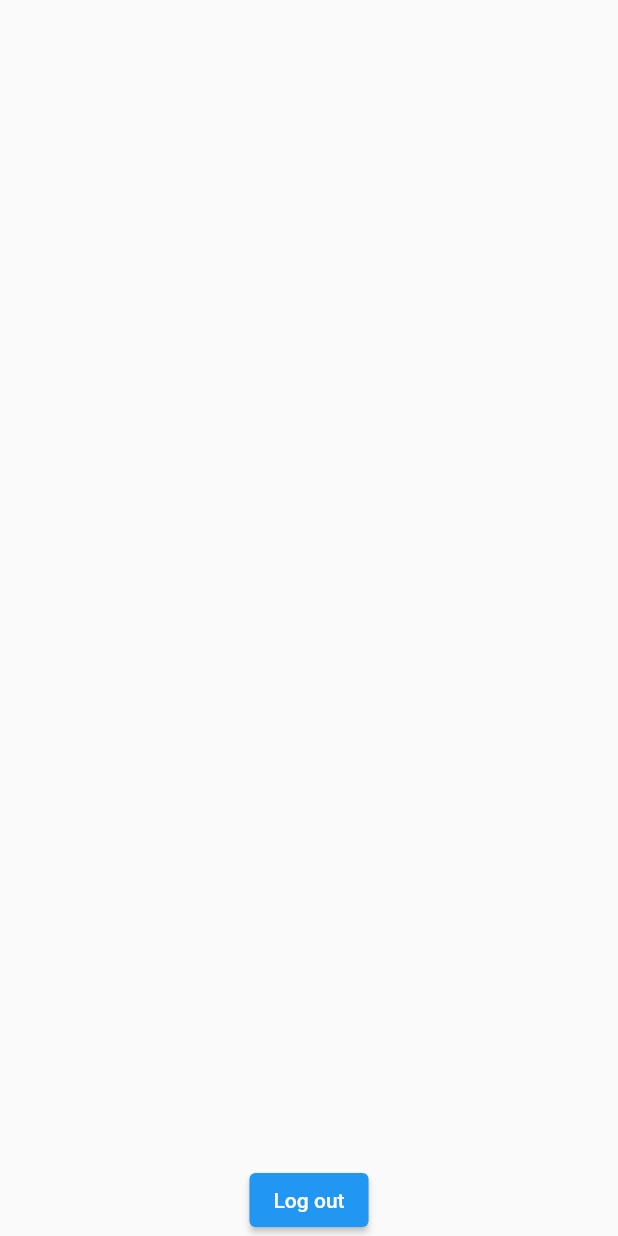
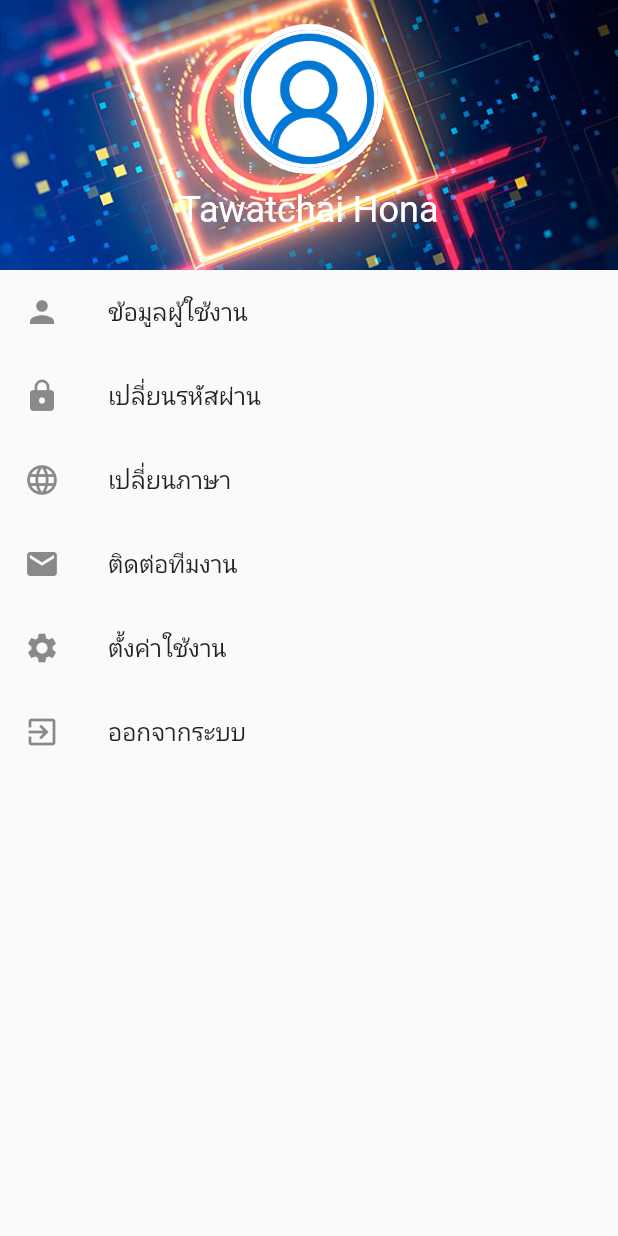
Before and after one commit to tawatchaiaem/hero_service, a Flutter app: the SettingScreen screen opened directly, on a phone screen of 412 x 824 dp. Run offline on Flutter 3.47's test engine with Material 2 defaults, Android fonts, the phone set to English and light mode, and no system bars; our stand-ins replace curved_navigation_bar, fluttertoast, introduction_screen, local_auth, shared_preferences; accounts and stored records are empty.

Commit message:
setting page

```diff
--- a/lib/sceens/bottomnav/setting_screen.dart
+++ b/lib/sceens/bottomnav/setting_screen.dart
@@ -1,3 +1,5 @@
+import 'dart:ui';
+
 import 'package:flutter/material.dart';
 import 'package:shared_preferences/shared_preferences.dart';
 
@@ -12,25 +14,71 @@ class _SettingScreenState extends State<SettingScreen> {
   @override
   Widget build(BuildContext context) {
     return Scaffold(
-      body: Column(
-        mainAxisAlignment: MainAxisAlignment.spaceBetween,
+      body: ListView(
         children: [
-          Container(),
-          ElevatedButton(
-            onPressed: () async {
-              // สร้าง Object แบบ SharedPreferences
-              SharedPreferences sharedPreferences =
-                  await SharedPreferences.getInstance();
-
-              sharedPreferences.setInt('appStep', 3);
-
-              Navigator.pushReplacementNamed(context, '/lockscreen');
-            },
-            child: Text(
-              'Log out',
-              style: TextStyle(color: Colors.white),
+          Container(
+            width: double.infinity,
+            height: 180.0,
+            decoration: BoxDecoration(
+              image: DecorationImage(
+                image: AssetImage("assets/images/bg_account.jpg"),
+                fit: BoxFit.cover,
+              ),
             ),
-          )
+            child: Column(
+              children: [
+                Padding(
+                  padding: const EdgeInsets.only(top: 16.0),
+                  child: CircleAvatar(
+                    radius: 50.0,
+                    backgroundColor: Colors.white,
+                    child: CircleAvatar(
+                      radius: 46.0,
+                      backgroundImage: AssetImage('assets/images/profile.png'),
+                    ),
+                  ),
+                ),
+                SizedBox(height: 10),
+                Text(
+                  'Tawatchai Hona',
+                  style: TextStyle(
+                    fontSize: 24,
+                    color: Colors.white,
+                  ),
+                )
+              ],
+            ),
+          ),
+          ListTile(
+            leading: Icon(Icons.person),
+            title: Text('ข้อมูลผู้ใช้งาน'),
+            onTap: () {},
+          ),
+          ListTile(
+            leading: Icon(Icons.lock),
+            title: Text('เปลี่ยนรหัสผ่าน'),
+            onTap: () {},
+          ),
+          ListTile(
+            leading: Icon(Icons.language),
+            title: Text('เปลี่ยนภาษา'),
+            onTap: () {},
+          ),
+          ListTile(
+            leading: Icon(Icons.email),
+            title: Text('ติดต่อทีมงาน'),
+            onTap: () {},
+          ),
+          ListTile(
+            leading: Icon(Icons.settings),
+            title: Text('ตั้งค่าใช้งาน'),
+            onTap: () {},
+          ),
+          ListTile(
+            leading: Icon(Icons.exit_to_app),
+            title: Text('ออกจากระบบ'),
+            onTap: () {},
+          ),
         ],
       ),
     );
--- a/pubspec.yaml
+++ b/pubspec.yaml
@@ -66,6 +66,7 @@ flutter:
 
   # To add assets to your application, add an assets section, like this:
   assets:
+    - assets/images/
     - assets/images/menu_icon/
     - assets/images/welcome/
 
```
Also changed, not shown: assets/images/bg_account.jpg (added), assets/images/profile.png (added).
